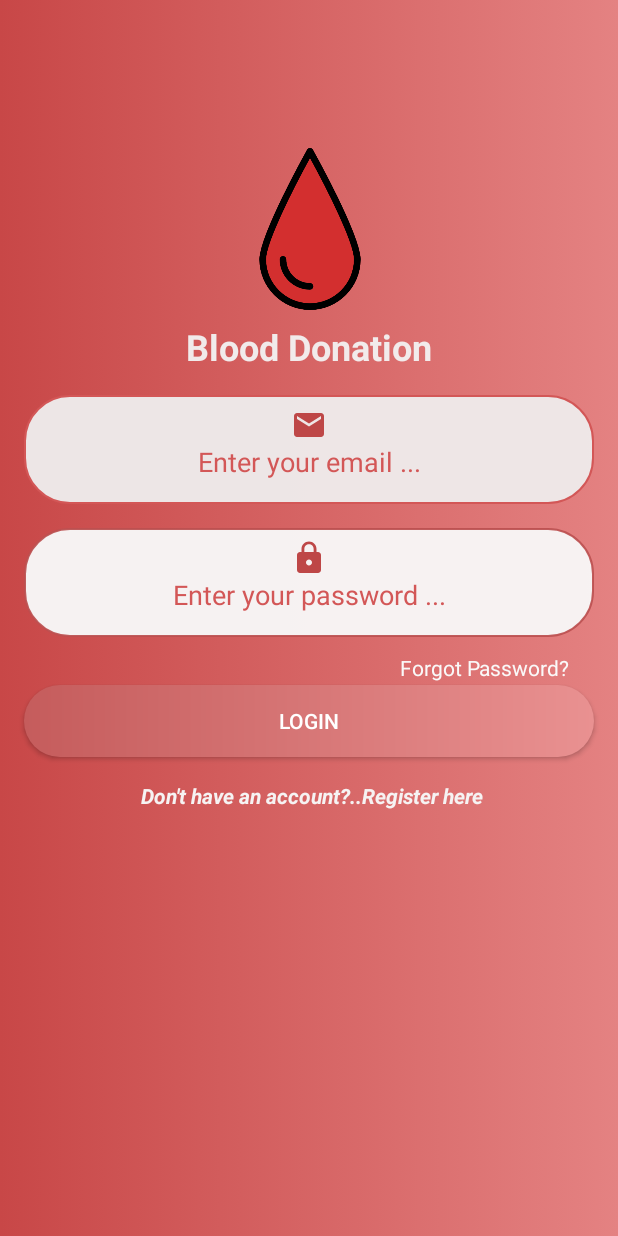
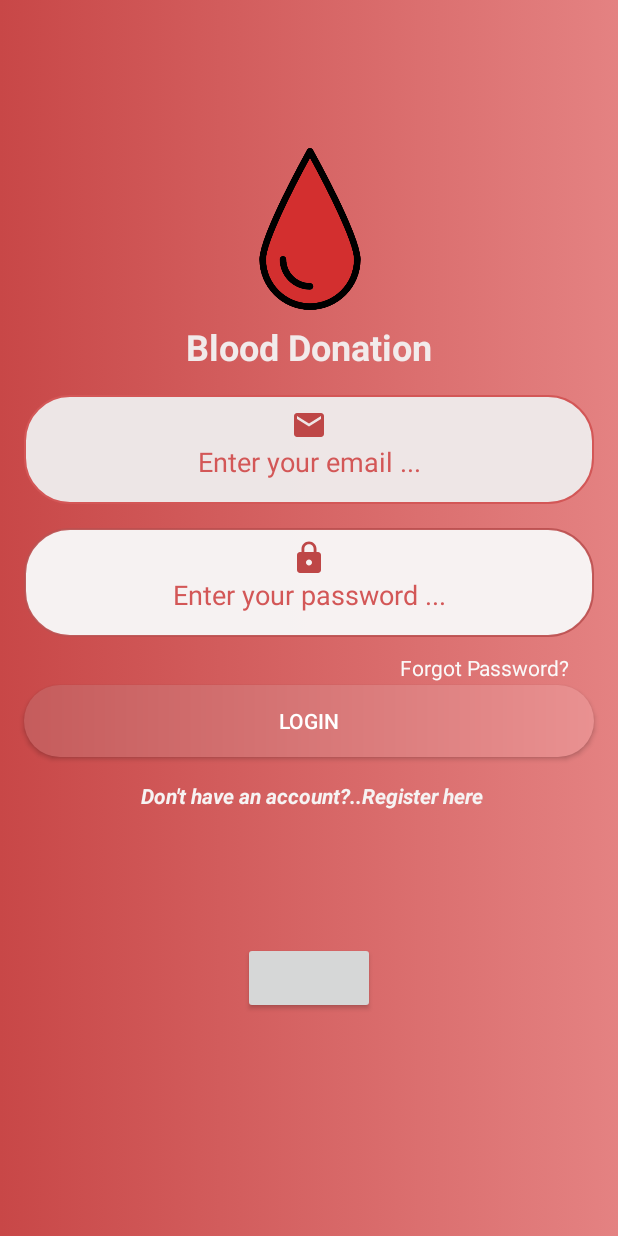
Before and after one commit to 7usss/Blood-Donation, an Android app: the screen it shows after launch (Login), on a phone screen of 412 x 824 dp. Run offline under Robolectric (Android 15) with nearby library versions, the phone set to English and light mode, and no system bars; our stand-ins replace Firebase (no records; nobody signed in at launch, a user with empty details on screens opened directly).

Commit message:
Revert "Revert "test""
This reverts commit ae0a609c7f840c5a8ac68fe628b3b3c4cd6cb0ab.

```diff
--- a/app/src/main/res/layout/login.xml
+++ b/app/src/main/res/layout/login.xml
@@ -120,24 +120,31 @@
         android:clickable="true"
         />
 
+    <Button
+        android:layout_width="wrap_content"
+        android:layout_height="wrap_content"
+        app:layout_constraintEnd_toEndOf="parent"
+        app:layout_constraintStart_toStartOf="parent"
+        app:layout_constraintTop_toBottomOf="@+id/relativeLayout" />
+
     <RelativeLayout
+        android:id="@+id/relativeLayout"
         android:layout_width="match_parent"
+
         android:layout_height="wrap_content"
-
         android:padding="20dp"
         app:layout_constraintEnd_toEndOf="parent"
         app:layout_constraintStart_toStartOf="parent"
-        app:layout_constraintTop_toBottomOf="@+id/goToregisterpageTV"
 
-        >
+        app:layout_constraintTop_toBottomOf="@+id/goToregisterpageTV">
 
         <ProgressBar
-            android:visibility="invisible"
             android:id="@+id/progress_par"
             android:layout_width="wrap_content"
             android:layout_height="wrap_content"
             android:layout_centerInParent="true"
-            android:indeterminateDrawable="@drawable/white_circle" />
+            android:indeterminateDrawable="@drawable/white_circle"
+            android:visibility="invisible" />
 
     </RelativeLayout>
 
```
